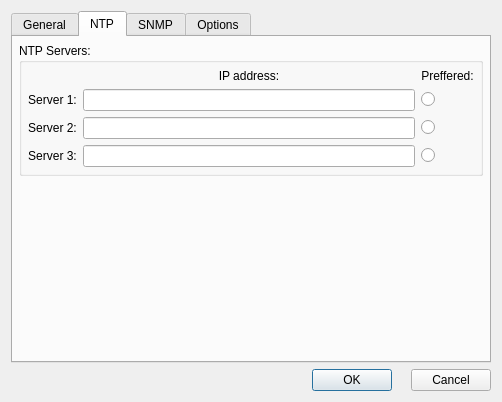
Before: the Qt Designer form src/libgui/pixosadvanceddialog_q.ui in fwbuilder/fwbuilder, drawn with Qt 5.
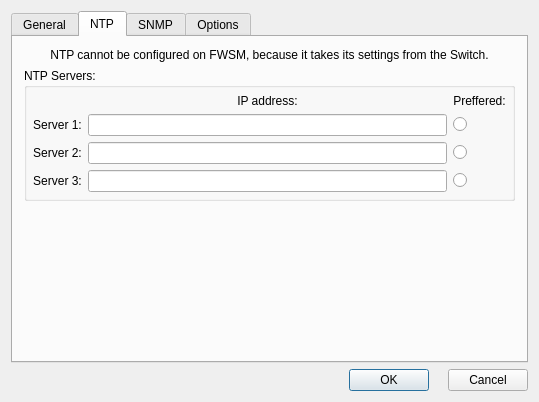
After: the same form once the commit is applied. The open tabs and pages were chosen to show the change.

Commit message: see #2344 disabled ntp configuraton when host os is FWSM

Patch:
```diff
--- a/src/libgui/pixosadvanceddialog_q.ui
+++ b/src/libgui/pixosadvanceddialog_q.ui
@@ -12,7 +12,7 @@
    <rect>
     <x>0</x>
     <y>0</y>
-    <width>502</width>
+    <width>539</width>
     <height>402</height>
    </rect>
   </property>
@@ -78,31 +78,22 @@
       <attribute name="title">
        <string>NTP</string>
       </attribute>
-      <layout class="QGridLayout">
-       <property name="margin">
-        <number>6</number>
-       </property>
-       <property name="spacing">
-        <number>6</number>
-       </property>
-       <item row="1" column="0">
-        <spacer>
-         <property name="orientation">
-          <enum>Qt::Vertical</enum>
-         </property>
-         <property name="sizeType">
-          <enum>QSizePolicy::Expanding</enum>
-         </property>
-         <property name="sizeHint" stdset="0">
-          <size>
-           <width>20</width>
-           <height>30</height>
-          </size>
-         </property>
-        </spacer>
-       </item>
+      <layout class="QGridLayout" name="gridLayout">
        <item row="0" column="0">
-        <widget class="QGroupBox" name="buttonGroup41">
+        <widget class="QLabel" name="fwsm_ntp_warning">
+         <property name="text">
+          <string>NTP cannot be configured on FWSM, because it takes its settings from the Switch.</string>
+         </property>
+         <property name="alignment">
+          <set>Qt::AlignCenter</set>
+         </property>
+         <property name="wordWrap">
+          <bool>true</bool>
+         </property>
+        </widget>
+       </item>
+       <item row="1" column="0">
+        <widget class="QGroupBox" name="ntp_servers_group">
          <property name="title">
           <string>NTP Servers:</string>
          </property>
@@ -211,6 +202,22 @@
          </layout>
         </widget>
        </item>
+       <item row="2" column="0">
+        <spacer>
+         <property name="orientation">
+          <enum>Qt::Vertical</enum>
+         </property>
+         <property name="sizeType">
+          <enum>QSizePolicy::Expanding</enum>
+         </property>
+         <property name="sizeHint" stdset="0">
+          <size>
+           <width>20</width>
+           <height>30</height>
+          </size>
+         </property>
+        </spacer>
+       </item>
       </layout>
      </widget>
      <widget class="QWidget" name="label602">
```
The commit also changes 42 other files.
